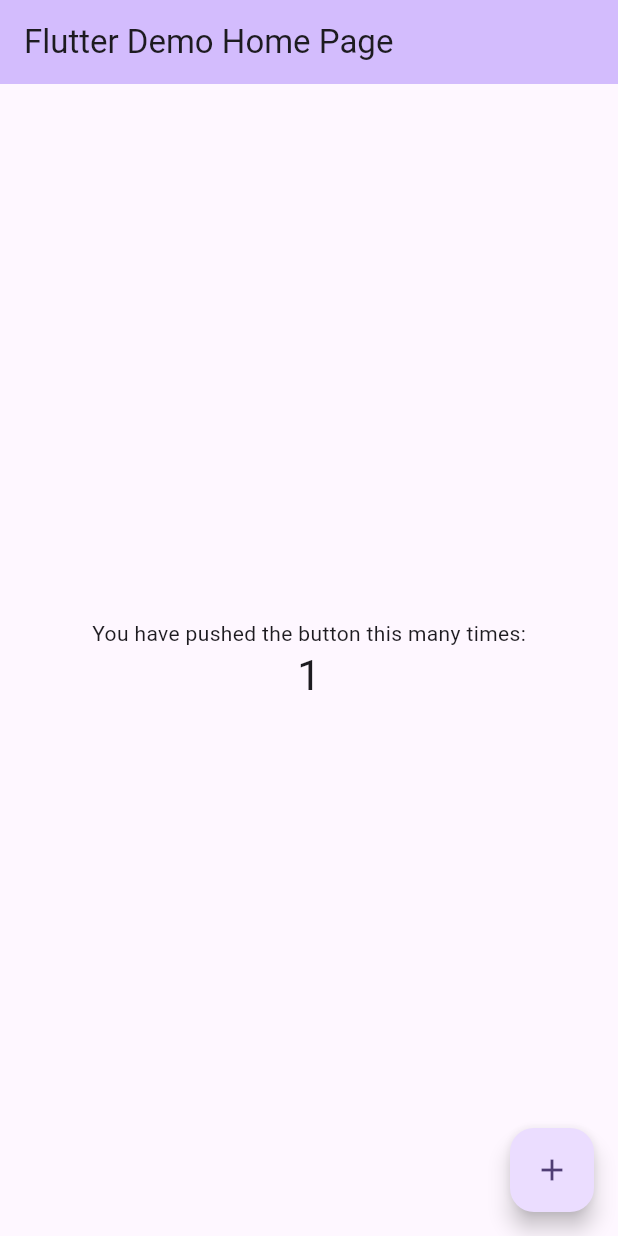
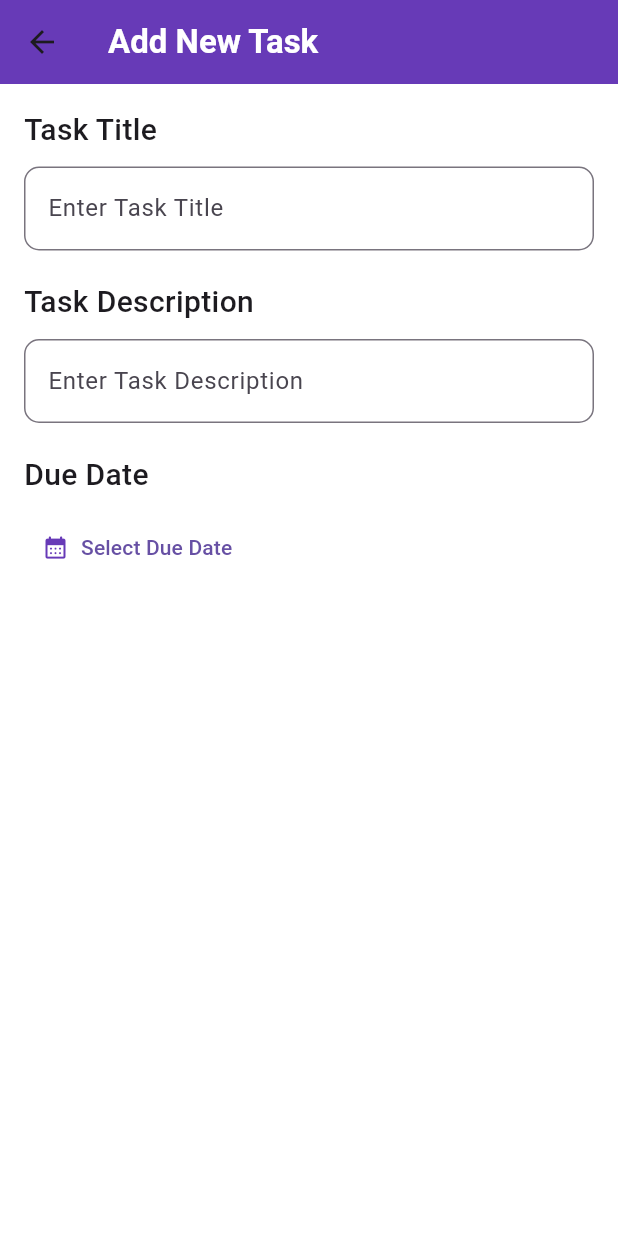
Before and after one commit to YahaniNethmini/FlutterTodo, a Flutter app: the screen it shows after launch, after a tap on the "add" icon, on a phone screen of 412 x 824 dp. Run offline on Flutter 3.47's test engine with Material 3 defaults, Android fonts, the phone set to English and light mode, and no system bars; our stand-ins replace flutter_animate, flutter_slidable, get, hive, hive_flutter; accounts and stored records are empty.

Commit message:
create home screen

```diff
--- a/analysis_options.yaml
+++ b/analysis_options.yaml
@@ -7,7 +7,7 @@
 
 # The following line activates a set of recommended lints for Flutter apps,
 # packages, and plugins designed to encourage good coding practices.
-include: package:flutter_lints/flutter.yaml
+#include: package:flutter_lints/flutter.yaml
 
 linter:
   # The lint rules applied to this project can be customized in the
--- /dev/null
+++ b/lib/controllers/task_controller.dart
@@ -0,0 +1,46 @@
+import 'package:get/get.dart';
+import 'package:hive_flutter/hive_flutter.dart';
+import 'package:todo_flutter/models/task_model.dart';
+
+class TaskController extends GetxController {
+  var taskList = <Task>[].obs;
+
+  @override
+  void onInit(){
+    super.onInit();
+    openBox();
+  }
+
+  //Open Hive Database of todoTasks box
+  void openBox() async {
+    var box = await Hive.openBox<Task>('todoTasks');
+    taskList.addAll(box.values);
+  }
+
+  //add task to Hive Database
+  void addTask(Task task) async {
+    var box = Hive.box<Task>('todoTasks');
+    await box.add(task);
+    taskList.add(task);
+  }
+
+  //delete task to Hive Database
+  void deleteTask(int index) async {
+    var box = Hive.box<Task>('todoTasks');
+    box.deleteAt(index);
+    taskList.removeAt(index);
+  }
+
+  //edit task to Hive Database
+  void editTask(int index, Task newTask) async {
+    var box = Hive.box<Task>('todoTasks');
+    box.putAt(index, newTask);
+    taskList[index] = newTask;
+  }
+
+  //toggle task completion status
+  void toggleTaskCompletion(int index) {
+    taskList[index].isCompleted = !taskList[index].isCompleted;
+    taskList.refresh();
+  }
+}
--- a/lib/main.dart
+++ b/lib/main.dart
@@ -1,125 +1,32 @@
 import 'package:flutter/material.dart';
+import 'package:get/get.dart';
+import 'package:hive/hive.dart';
+import 'package:hive_flutter/hive_flutter.dart';
+import 'package:todo_flutter/views/home_screen.dart';
 
-void main() {
-  runApp(const MyApp());
+import 'models/task_model.dart';
+
+void main() async {
+  WidgetsFlutterBinding.ensureInitialized();
+  await Hive.initFlutter();
+  Hive.registerAdapter(TaskAdapter());
+  await Hive.openBox<Task>('TodoTask');
+  runApp(MyApp());
 }
 
 class MyApp extends StatelessWidget {
   const MyApp({super.key});
 
-  // This widget is the root of your application.
   @override
   Widget build(BuildContext context) {
-    return MaterialApp(
-      title: 'Flutter Demo',
+    return GetMaterialApp(
+      debugShowCheckedModeBanner: false,
+      title: 'Todo Task App',
       theme: ThemeData(
-        // This is the theme of your application.
-        //
-        // TRY THIS: Try running your application with "flutter run". You'll see
-        // the application has a purple toolbar. Then, without quitting the app,
-        // try changing the seedColor in the colorScheme below to Colors.green
-        // and then invoke "hot reload" (save your changes or press the "hot
-        // reload" button in a Flutter-supported IDE, or press "r" if you used
-        // the command line to start the app).
-        //
-        // Notice that the counter didn't reset back to zero; the application
-        // state is not lost during the reload. To reset the state, use hot
-        // restart instead.
-        //
-        // This works for code too, not just values: Most code changes can be
-        // tested with just a hot reload.
-        colorScheme: ColorScheme.fromSeed(seedColor: Colors.deepPurple),
-        useMaterial3: true,
+        primarySwatch: Colors.deepPurple,
+        visualDensity: VisualDensity.adaptivePlatformDensity,
       ),
-      home: const MyHomePage(title: 'Flutter Demo Home Page'),
+      home: HomeScreen(),
     );
   }
 }
-
-class MyHomePage extends StatefulWidget {
-  const MyHomePage({super.key, required this.title});
-
-  // This widget is the home page of your application. It is stateful, meaning
-  // that it has a State object (defined below) that contains fields that affect
-  // how it looks.
-
-  // This class is the configuration for the state. It holds the values (in this
-  // case the title) provided by the parent (in this case the App widget) and
-  // used by the build method of the State. Fields in a Widget subclass are
-  // always marked "final".
-
-  final String title;
-
-  @override
-  State<MyHomePage> createState() => _MyHomePageState();
-}
-
-class _MyHomePageState extends State<MyHomePage> {
-  int _counter = 0;
-
-  void _incrementCounter() {
-    setState(() {
-      // This call to setState tells the Flutter framework that something has
-      // changed in this State, which causes it to rerun the build method below
-      // so that the display can reflect the updated values. If we changed
-      // _counter without calling setState(), then the build method would not be
-      // called again, and so nothing would appear to happen.
-      _counter++;
-    });
-  }
-
-  @override
-  Widget build(BuildContext context) {
-    // This method is rerun every time setState is called, for instance as done
-    // by the _incrementCounter method above.
-    //
-    // The Flutter framework has been optimized to make rerunning build methods
-    // fast, so that you can just rebuild anything that needs updating rather
-    // than having to individually change instances of widgets.
-    return Scaffold(
-      appBar: AppBar(
-        // TRY THIS: Try changing the color here to a specific color (to
-        // Colors.amber, perhaps?) and trigger a hot reload to see the AppBar
-        // change color while the other colors stay the same.
-        backgroundColor: Theme.of(context).colorScheme.inversePrimary,
-        // Here we take the value from the MyHomePage object that was created by
-        // the App.build method, and use it to set our appbar title.
-        title: Text(widget.title),
-      ),
-      body: Center(
-        // Center is a layout widget. It takes a single child and positions it
-        // in the middle of the parent.
-        child: Column(
-          // Column is also a layout widget. It takes a list of children and
-          // arranges them vertically. By default, it sizes itself to fit its
-          // children horizontally, and tries to be as tall as its parent.
-          //
-          // Column has various properties to control how it sizes itself and
-          // how it positions its children. Here we use mainAxisAlignment to
-          // center the children vertically; the main axis here is the vertical
-          // axis because Columns are vertical (the cross axis would be
-          // horizontal).
-          //
-          // TRY THIS: Invoke "debug painting" (choose the "Toggle Debug Paint"
-          // action in the IDE, or press "p" in the console), to see the
-          // wireframe for each widget.
-          mainAxisAlignment: MainAxisAlignment.center,
-          children: <Widget>[
-            const Text(
-              'You have pushed the button this many times:',
-            ),
-            Text(
-              '$_counter',
-              style: Theme.of(context).textTheme.headlineMedium,
-            ),
-          ],
-        ),
-      ),
-      floatingActionButton: FloatingActionButton(
-        onPressed: _incrementCounter,
-        tooltip: 'Increment',
-        child: const Icon(Icons.add),
-      ), // This trailing comma makes auto-formatting nicer for build methods.
-    );
-  }
-}
--- /dev/null
+++ b/lib/models/task_model.dart
@@ -0,0 +1,26 @@
+import 'package:hive/hive.dart';
+
+part 'task_model.g.dart';
+
+@HiveType(typeId: 0)
+
+class Task extends HiveObject {
+  @HiveField(0)
+  String title;
+
+  @HiveField(1)
+  String description;
+
+  @HiveField(2)
+  bool isCompleted;
+
+  @HiveField(3)
+  DateTime dueDate;
+
+  Task({
+    required this.title,
+    required this.description,
+    this.isCompleted = false,
+    required this.dueDate,
+  });
+}
--- /dev/null
+++ b/lib/views/add_task_screen.dart
@@ -0,0 +1,126 @@
+import 'package:flutter/material.dart';
+import 'package:get/get.dart';
+import 'package:todo_flutter/controllers/task_controller.dart';
+import 'package:todo_flutter/models/task_model.dart';
+
+class AddTaskScreen extends StatefulWidget {
+
+  final Task? task;
+  final int? index;
+
+  const AddTaskScreen({super.key, this.task, this.index});
+
+  @override
+  State<AddTaskScreen> createState() => _AddTaskScreenState();
+}
+
+class _AddTaskScreenState extends State<AddTaskScreen> {
+
+  final TaskController taskController = Get.find();
+  final TextEditingController titleController = TextEditingController();
+  final TextEditingController descriptionController = TextEditingController();
+
+  DateTime? selectedDate;
+
+  @override
+  void initState() {
+    super.initState();
+    if(widget.task != null) {
+      titleController.text = widget.task!.title;
+      descriptionController.text = widget.task!.description;
+      selectedDate = widget.task!.dueDate;
+    }
+  }
+
+  @override
+  Widget build(BuildContext context) {
+    return Scaffold(
+      backgroundColor: Colors.white,
+      appBar: AppBar(
+        title: Text(widget.task != null
+            ? "Edit Task"
+            : "Add New Task",
+          style: TextStyle(
+            fontWeight: FontWeight.bold,
+            color: Colors.white,
+          ),
+        ),
+        backgroundColor: Colors.deepPurple,
+      ),
+      body: Padding(
+          padding: EdgeInsets.all(16),
+        child: Column(
+          crossAxisAlignment: CrossAxisAlignment.start,
+          children: [
+            Text(
+              "Task Title",
+              style: TextStyle(
+                fontSize: 20,
+                fontWeight: FontWeight.w500,
+              ),
+            ),
+            SizedBox(height: 10),
+            TextField(
+              controller: titleController,
+              decoration: InputDecoration(
+                border: OutlineInputBorder(
+                  borderRadius: BorderRadius.circular(10),
+                ),
+                hintText: "Enter Task Title",
+              ),
+            ),
+            SizedBox(height: 20),
+            Text(
+              "Task Description",
+              style: TextStyle(
+                fontSize: 20,
+                fontWeight: FontWeight.w500,
+              ),
+            ),
+            SizedBox(height: 10),
+            TextField(
+              controller: titleController,
+              decoration: InputDecoration(
+                border: OutlineInputBorder(
+                  borderRadius: BorderRadius.circular(10),
+                ),
+                hintText: "Enter Task Description",
+              ),
+            ),
+            SizedBox(height: 20),
+            Text(
+              "Due Date",
+              style: TextStyle(
+                fontSize: 20,
+                fontWeight: FontWeight.w500,
+              ),
+            ),
+            SizedBox(height: 10),
+            TextButton.icon(
+                label: Text(selectedDate == null
+                    ? "Select Due Date"
+                    : '${selectedDate!.toLocal()}'.split(' ')[0]),
+              icon: Icon(
+                Icons.calendar_month_rounded,
+                color: Colors.deepPurple,
+              ),
+              onPressed: () async {
+                  selectedDate = await showDatePicker(
+                      context: context,
+                      initialDate: DateTime.now(),
+                      firstDate: DateTime(2024),
+                      lastDate: DateTime(2100),
+                  );
+                  setState(() {});
+              }
+            ),
+            SizedBox(height: 30),
+            // Center(
+            //   child: ElevatedButton(),
+            // )
+          ],
+        ),
+      ),
+    );
+  }
+}
--- /dev/null
+++ b/lib/views/home_screen.dart
@@ -0,0 +1,113 @@
+import 'package:flutter/material.dart';
+import 'package:flutter_animate/flutter_animate.dart';
+import 'package:flutter_slidable/flutter_slidable.dart';
+import 'package:get/get.dart';
+import 'package:todo_flutter/controllers/task_controller.dart';
+import 'package:todo_flutter/models/task_model.dart';
+
+import 'add_task_screen.dart';
+
+class HomeScreen extends StatefulWidget {
+  const HomeScreen({super.key});
+
+  @override
+  State<HomeScreen> createState() => _HomeScreenState();
+}
+
+class _HomeScreenState extends State<HomeScreen> {
+  final TaskController taskController = Get.put(TaskController());
+  @override
+  Widget build(BuildContext context) {
+    return Scaffold(
+      backgroundColor: Colors.white,
+      appBar: AppBar(
+        backgroundColor: Colors.deepPurple,
+        title: Text(
+            'My Tasks',
+          style: TextStyle(
+            color: Colors.white,
+            fontWeight: FontWeight.bold,
+          ),
+        ),
+      ),
+      body: Padding(padding: EdgeInsets.symmetric(horizontal: 10, vertical: 20),
+      child: Obx(() {
+        return taskController.taskList.isEmpty ? Center(
+          child: Column(
+            mainAxisAlignment: MainAxisAlignment.center,
+            children: [
+              Icon(
+                  Icons.article_rounded,
+                  color: Colors.deepPurple,
+                  size: 80,
+              ),
+              SizedBox(height: 10),
+              Text(
+                "No Tasks Yet!",
+                style: TextStyle(
+                  fontSize: 20,
+                  fontWeight: FontWeight.bold,
+                ),
+              ),
+            ],
+          )
+        )
+        :ListView.builder(
+          itemCount: taskController.taskList.length,
+          itemBuilder: (context, index) {
+            var task = taskController.taskList[index];
+            return Slidable(
+              key: ValueKey(index),
+              startActionPane: ActionPane(
+                  motion: DrawerMotion(),
+                  extentRatio: 0.25, children: [
+                    SlidableAction(
+                      borderRadius: BorderRadius.circular(15),
+                      autoClose: true,
+                      onPressed: (context)=> Get.to(()=> AddTaskScreen(
+                        task: task,
+                        index: index,
+                      )),
+                      // onPressed: (v){},
+                      backgroundColor: Colors.deepPurple,
+                      icon: Icons.edit,
+                      label: "Edit",
+                    )
+              ]),
+              endActionPane: ActionPane(
+                  motion: DrawerMotion(),
+                  extentRatio: 0.25, children: [
+                SlidableAction(
+                  borderRadius: BorderRadius.circular(15),
+                  autoClose: true,
+                  onPressed: (context) => taskController.deleteTask(index),
+                  backgroundColor: Colors.redAccent,
+                  foregroundColor: Colors.white,
+                  icon: Icons.delete,
+                  label: "Delete",
+                )
+              ]),
+              child: taskCard(task, index),
+            ).animate().fade().slide(duration: 300.ms);
+          },
+        );
+      }),
+    ),
+    floatingActionButton: FloatingActionButton(
+        backgroundColor: Colors.deepPurple,
+        foregroundColor: Colors.white,
+        onPressed: (){
+          Get.to(()=> AddTaskScreen());
+        },
+        child: Icon(Icons.add),
+    ),
+    );
+  }
+
+  Widget taskCard(Task task, int index) {
+    return Card(
+      elevation: 3,
+      child: ListTile(),
+    );
+  }
+}
--- a/pubspec.yaml
+++ b/pubspec.yaml
@@ -38,7 +38,7 @@ dependencies:
   hive: ^2.2.3
   path_provider: ^2.1.5
   flutter_animate: ^4.5.2
-#  flutter_slidable: ^3.1.2
+  flutter_slidable: ^3.1.2
   hive_generator: ^2.0.1
   hive_flutter: ^1.1.0
   build_runner: ^2.4.14
```
Also changed, not shown: lib/models/task_model.g.dart (added), pubspec.lock.
